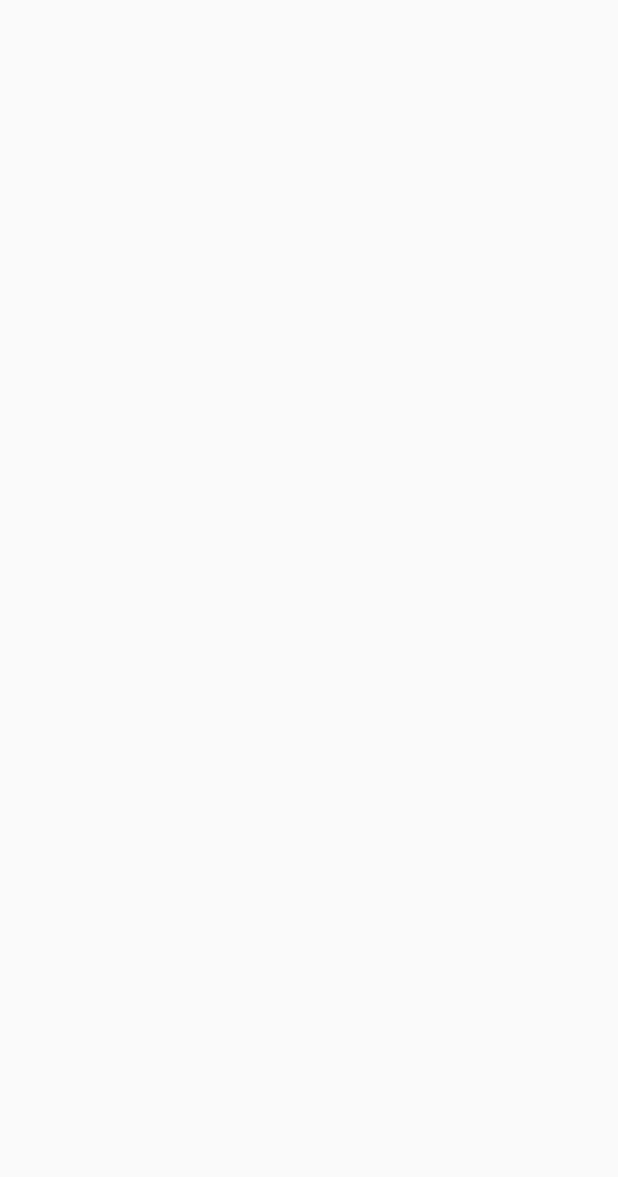
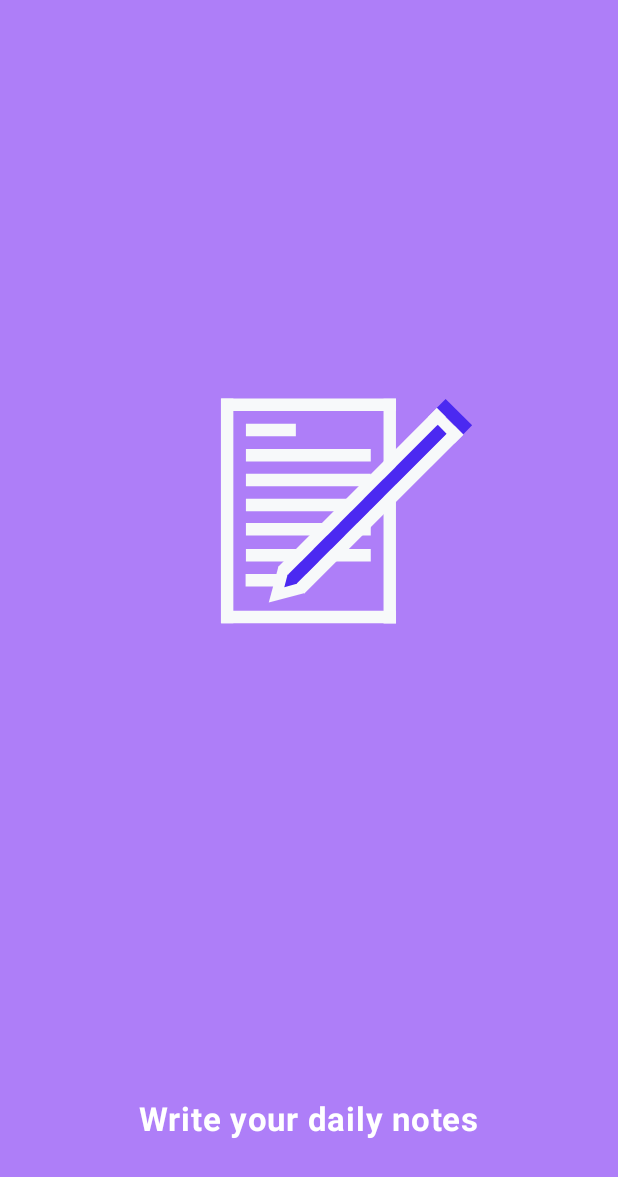
Before and after one commit to Baxtiyor1992/notes-app, an Android app built with Jetpack Compose: the first screen one second after launch (MainActivity), on a phone screen of 412 x 824 dp. Before the commit the part shown is empty. Shown: the top 1177 px of the screen. Run offline under Robolectric (Android 15) with nearby library versions, the phone set to English and light mode, and no system bars.

Commit message:
Splash screen successfully created and added 2 functions to util file

```diff
--- a/NotesApp/app/src/main/java/com/example/notesapp/MainActivity.kt
+++ b/NotesApp/app/src/main/java/com/example/notesapp/MainActivity.kt
@@ -4,6 +4,8 @@ import android.os.Bundle
 import androidx.activity.ComponentActivity
 import androidx.activity.compose.setContent
 import androidx.activity.enableEdgeToEdge
+import androidx.navigation.compose.rememberNavController
+import com.example.notesapp.ui.screens.nav_graph.SetUpNavigation
 import com.example.notesapp.ui.theme.NotesAppTheme
 
 class MainActivity : ComponentActivity() {
@@ -14,7 +16,10 @@ class MainActivity : ComponentActivity() {
         enableEdgeToEdge()
         setContent {
             NotesAppTheme {
-
+                val navController = rememberNavController()
+                SetUpNavigation(
+                    navHostController = navController
+                )
             }
         }
     }
--- /dev/null
+++ b/NotesApp/app/src/main/java/com/example/notesapp/core/utill/Utills.kt
@@ -0,0 +1,56 @@
+package com.example.notesapp.core.utill
+
+import androidx.compose.foundation.layout.Spacer
+import androidx.compose.foundation.layout.height
+import androidx.compose.foundation.layout.width
+import androidx.compose.material3.Text
+import androidx.compose.runtime.Composable
+import androidx.compose.runtime.LaunchedEffect
+import androidx.compose.runtime.getValue
+import androidx.compose.runtime.mutableStateOf
+import androidx.compose.runtime.remember
+import androidx.compose.runtime.setValue
+import androidx.compose.ui.Modifier
+import androidx.compose.ui.graphics.Color
+import androidx.compose.ui.text.font.FontWeight
+import androidx.compose.ui.unit.dp
+import androidx.compose.ui.unit.sp
+import kotlinx.coroutines.delay
+
+@Composable
+fun CustomSpacer(
+    modifier: Modifier = Modifier, height: Int = 0, width: Int = 0
+) {
+    Spacer(
+        modifier = modifier
+            .width(width.dp)
+            .height(height.dp)
+    )
+}
+
+@Composable
+fun TypingText(
+    modifier: Modifier = Modifier,
+    text: String,
+    speed: Long = 100L,
+    timeIsUp: () -> Unit = { },
+) {
+    var displayedText by remember { mutableStateOf("") }
+    var finished by remember { mutableStateOf(false) }
+
+    LaunchedEffect(Unit) {
+        displayedText = ""
+        text.forEachIndexed { index, _ ->
+            delay(speed)
+            displayedText = text.substring(0, index + 1)
+        }
+        delay(500)
+        timeIsUp.invoke()
+        finished = true
+
+    }
+
+    Text(
+        text = displayedText, fontSize = 22.sp, fontWeight = FontWeight.Bold, color = Color.White
+    )
+}
--- a/NotesApp/app/src/main/java/com/example/notesapp/ui/screens/splash/SplashScreen.kt
+++ b/NotesApp/app/src/main/java/com/example/notesapp/ui/screens/splash/SplashScreen.kt
@@ -1,13 +1,89 @@
 package com.example.notesapp.ui.screens.splash
 
+import androidx.compose.foundation.background
+import androidx.compose.foundation.layout.Arrangement
+import androidx.compose.foundation.layout.Column
+import androidx.compose.foundation.layout.Row
+import androidx.compose.foundation.layout.Spacer
+import androidx.compose.foundation.layout.fillMaxSize
+import androidx.compose.foundation.layout.fillMaxWidth
+import androidx.compose.foundation.layout.padding
+import androidx.compose.foundation.layout.size
 import androidx.compose.runtime.Composable
+import androidx.compose.runtime.LaunchedEffect
+import androidx.compose.runtime.getValue
+import androidx.compose.ui.Alignment
 import androidx.compose.ui.Modifier
+import androidx.compose.ui.layout.ContentScale
+import androidx.compose.ui.tooling.preview.Preview
+import androidx.compose.ui.unit.dp
 import androidx.navigation.NavHostController
+import androidx.navigation.compose.rememberNavController
+import com.airbnb.lottie.compose.LottieAnimation
+import com.airbnb.lottie.compose.LottieCompositionSpec
+import com.airbnb.lottie.compose.LottieConstants
+import com.airbnb.lottie.compose.animateLottieCompositionAsState
+import com.airbnb.lottie.compose.rememberLottieComposition
+import com.example.notesapp.R
+import com.example.notesapp.core.constants.MAIN_ROUTE
+import com.example.notesapp.core.utill.TypingText
+import com.example.notesapp.ui.theme.PrimaryColor
+import kotlinx.coroutines.delay
+
+@Preview
+@Composable
+fun SplashScreen(
+    modifier: Modifier = Modifier, navHostController: NavHostController = rememberNavController()
+) {
+    Column(
+        modifier = modifier
+            .fillMaxSize()
+            .background(color = PrimaryColor),
+        verticalArrangement = Arrangement.Top,
+        horizontalAlignment = Alignment.CenterHorizontally
+    ) {
+        Spacer(modifier = modifier.weight(1.3f))
+        LottieAnimation()
+        Spacer(modifier = modifier.weight(1.7f))
+        TypingText(text = "Write your daily notes", speed = 70)
+        Spacer(modifier = modifier.weight(0.5f))
+        NavigateToMain(navHostController = navHostController)
+    }
+}
+
 
 @Composable
-fun SplashScreen(
-    modifier: Modifier = Modifier,
+fun NavigateToMain(
     navHostController: NavHostController
 ) {
+    LaunchedEffect(key1 = Unit) {
+        delay(2000)
+        navHostController.navigate(MAIN_ROUTE)
+    }
+}
+
+@Composable
+fun LottieAnimation() {
+    val composition by rememberLottieComposition(
+        LottieCompositionSpec.RawRes(R.raw.splash_sc_anim)
+    )
+    val progress by animateLottieCompositionAsState(
+        composition = composition, iterations = LottieConstants.IterateForever
+    )
+
+    Row(
+        modifier = Modifier
+            .fillMaxWidth()
+            .padding(start = 50.dp),
+        horizontalArrangement = Arrangement.Center,
+    ) {
+
+        LottieAnimation(
+            composition = composition,
+            progress = { progress },
+            modifier = Modifier.size(350.dp),
+            contentScale = ContentScale.Crop
+        )
+    }
 
 }
--- a/NotesApp/app/src/main/java/com/example/notesapp/ui/theme/Color.kt
+++ b/NotesApp/app/src/main/java/com/example/notesapp/ui/theme/Color.kt
@@ -9,3 +9,4 @@ val Pink80 = Color(0xFFEFB8C8)
 val Purple40 = Color(0xFF6650a4)
 val PurpleGrey40 = Color(0xFF625b71)
 val Pink40 = Color(0xFF7D5260)
+val PrimaryColor = Color(0xFFAE7EF8)
```
Also changed, not shown: NotesApp/app/src/main/res/raw/splash_sc_anim.json (added, +1 -0 lines).
